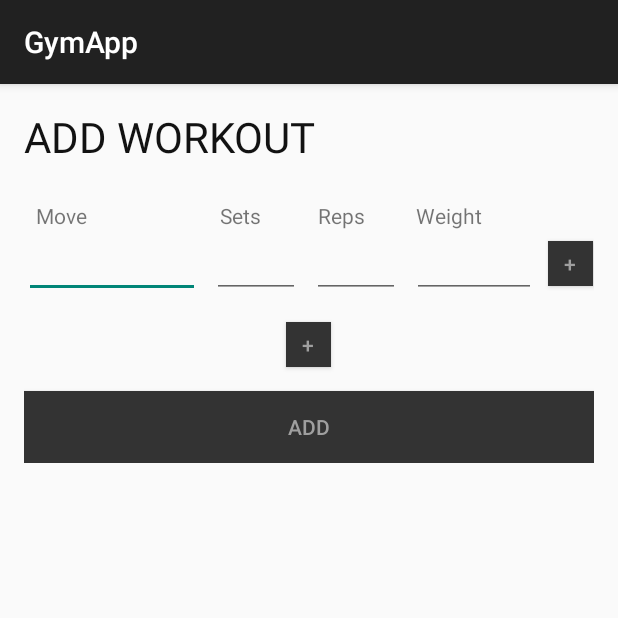
After one commit to Vilukissa/GymApp, an Android app: the fragment AddWorkoutFragment shown on its own in the app's theme, on a phone screen of 412 x 824 dp, the top half of it. The commit adds this screen. Run offline under Robolectric (Android 15) with nearby library versions, the phone set to English and light mode, and no system bars.

Commit message:
Add workout model and UI

```diff
--- a/app/src/main/java/com/calicode/gymapp/app/util/componentprovider/ComponentProvider.java
+++ b/app/src/main/java/com/calicode/gymapp/app/util/componentprovider/ComponentProvider.java
@@ -5,7 +5,8 @@ import com.calicode.gymapp.app.model.UserSessionManager;
 import com.calicode.gymapp.app.model.authentication.AuthenticationModel;
 import com.calicode.gymapp.app.model.login.LoginModel;
 import com.calicode.gymapp.app.model.logout.LogoutModel;
-import com.calicode.gymapp.app.model.workout.WorkoutDaysModel;
+import com.calicode.gymapp.app.model.workout.add.AddWorkoutDayModel;
+import com.calicode.gymapp.app.model.workout.days.WorkoutDaysModel;
 import com.calicode.gymapp.app.navigation.Navigator;
 import com.calicode.gymapp.app.network.VolleyHandler;
 import com.calicode.gymapp.app.util.Log;
@@ -83,5 +84,6 @@ public final class ComponentProvider implements ComponentInitializer {
         addComponent(new LoginModel());
         addComponent(new LogoutModel());
         addComponent(new WorkoutDaysModel());
+        addComponent(new AddWorkoutDayModel());
     }
 }
--- a/app/src/main/java/com/calicode/gymapp/app/view/mainmenu/MenuFragment.java
+++ b/app/src/main/java/com/calicode/gymapp/app/view/mainmenu/MenuFragment.java
@@ -42,6 +42,7 @@ public class MenuFragment extends BaseFragment implements OnClickListener {
                 navigateToLocation(NavigationLocation.WORKOUT_DAYS);
                 break;
             case R.id.addWorkoutButton:
+                navigateToLocation(NavigationLocation.ADD_WORKOUT);
                 break;
             case R.id.logoutButton:
                 ComponentProvider.get().getComponent(LogoutModel.class).logout();
--- /dev/null
+++ b/app/src/main/java/com/calicode/gymapp/app/view/workout/AddWorkoutFragment.java
@@ -0,0 +1,173 @@
+package com.calicode.gymapp.app.view.workout;
+
+import android.os.Bundle;
+import android.view.LayoutInflater;
+import android.view.View;
+import android.view.View.OnClickListener;
+import android.view.ViewGroup;
+import android.view.ViewParent;
+import android.widget.Button;
+import android.widget.EditText;
+import android.widget.LinearLayout;
+import android.widget.TextView;
+
+import com.calicode.gymapp.app.R;
+import com.calicode.gymapp.app.model.workout.WorkoutMove;
+import com.calicode.gymapp.app.model.workout.WorkoutSet;
+import com.calicode.gymapp.app.model.workout.add.AddWorkoutDayModel;
+import com.calicode.gymapp.app.util.componentprovider.ComponentProvider;
+import com.calicode.gymapp.app.view.BaseFragment;
+
+import java.util.ArrayList;
+import java.util.List;
+
+public class AddWorkoutFragment extends BaseFragment implements OnClickListener {
+
+    private LinearLayout mMovesContainer;
+    private OnClickListener mSetRowAddButtonOnClickListener = new OnClickListener() {
+        @Override
+        public void onClick(View setRowAddButton) {
+            LinearLayout moveRowItem = (LinearLayout) setRowAddButton.getTag();
+            int setRowItemCount = ((LinearLayout) moveRowItem.findViewById(R.id.setRowContainer)).getChildCount();
+
+            setRowAddButton.setOnClickListener(mSetWorRemoveButtonOnClickListener);
+            ((Button) setRowAddButton).setText("-");
+
+            if (setRowItemCount < 8) {
+                addSetRowItem(moveRowItem);
+            }
+        }
+    };
+
+    private OnClickListener mSetWorRemoveButtonOnClickListener = new OnClickListener() {
+        @Override
+        public void onClick(View setRowRemoveButton) {
+            LinearLayout moveRowItem = (LinearLayout) setRowRemoveButton.getTag();
+            LinearLayout setRowContainer = (LinearLayout) moveRowItem.findViewById(R.id.setRowContainer);
+            if (moveRowItem != null && setRowContainer != null) {
+                int setRowItemCount = setRowContainer.getChildCount();
+                View setRowItem = (View) setRowRemoveButton.getParent();
+
+                if (setRowItemCount > 1) {
+                    String moveName = ((TextView) setRowItem.findViewById(R.id.moveNameEditText)).getText().toString();
+                    EditText firstViewBeforeRemove = (EditText) setRowContainer.getChildAt(0)
+                            .findViewById(R.id.moveNameEditText);
+
+                    setRowContainer.removeView(setRowItem);
+
+                    EditText firstViewAfterRemove = (EditText) setRowContainer.getChildAt(0)
+                            .findViewById(R.id.moveNameEditText);
+
+                    firstViewAfterRemove.setVisibility(View.VISIBLE);
+
+                    if (!firstViewBeforeRemove.equals(firstViewAfterRemove)) {
+                        firstViewAfterRemove.setText(moveName);
+                    }
+                }
+            }
+        }
+    };
+
+    @Override
+    protected boolean useProgressAndError() {
+        return false;
+    }
+
+    @Override
+    protected int getLayoutResource() {
+        return R.layout.add_workout;
+    }
+
+    @Override
+    public View onCreateView(LayoutInflater inflater, ViewGroup container, Bundle savedInstanceState) {
+        View view = super.onCreateView(inflater, container, savedInstanceState);
+
+        mMovesContainer = (LinearLayout) view.findViewById(R.id.workoutMoveRowContainer);
+        addMoveRowItem();
+
+        view.findViewById(R.id.addMoveButton).setOnClickListener(this);
+        view.findViewById(R.id.addWorkoutButton).setOnClickListener(this);
+
+        return view;
+    }
+
+    private void addMoveRowItem() {
+        View moveRowItem = LayoutInflater.from(getActivity())
+                .inflate(R.layout.add_workout_container_item, mMovesContainer, false);
+
+        if (moveRowItem != null) {
+            addSetRowItem((LinearLayout) moveRowItem);
+            mMovesContainer.addView(moveRowItem);
+        }
+    }
+
+    private void addSetRowItem(LinearLayout moveRowItem) {
+        LinearLayout setRowContainer = (LinearLayout) moveRowItem.findViewById(R.id.setRowContainer);
+        View setRowItem = LayoutInflater.from(getActivity()).inflate(R.layout.set_item, setRowContainer, false);
+
+        if (setRowItem != null) {
+            if (setRowContainer.getChildCount() > 0) {
+                setRowItem.findViewById(R.id.moveNameEditText).setVisibility(View.INVISIBLE);
+            }
+            View addSetButton = setRowItem.findViewById(R.id.addSetButton);
+            addSetButton.setOnClickListener(mSetRowAddButtonOnClickListener);
+            addSetButton.setTag(moveRowItem);
+            setRowContainer.addView(setRowItem);
+        }
+    }
+
+    @Override
+    public void onClick(View view) {
+        switch (view.getId()) {
+            case R.id.addMoveButton:
+                addMoveRowItem();
+                break;
+            case R.id.addWorkoutButton:
+                addWorkout();
+                break;
+        }
+    }
+
+    private void addWorkout() {
+        // TODO: day field
+        String day = "28.02.2014";
+
+        List<WorkoutMove> moves = buildMoveList();
+        ComponentProvider.get().getComponent(AddWorkoutDayModel.class).addWorkout(day, moves);
+    }
+
+    private List<WorkoutMove> buildMoveList() {
+        List<WorkoutMove> moves = new ArrayList<WorkoutMove>();
+        int moveCount = mMovesContainer.getChildCount();
+
+        for (int i = 0; i < moveCount; ++i) {
+            LinearLayout moveItem = (LinearLayout) mMovesContainer.getChildAt(i).findViewById(R.id.setRowContainer);
+
+            List<WorkoutSet> sets = new ArrayList<WorkoutSet>();
+            int setCount = moveItem.getChildCount();
+            TextView nameField = null;
+
+            for (int z = 0; z < setCount; ++z) {
+                View setItem = moveItem.getChildAt(z);
+                if (z == 0) {
+                    nameField = (TextView) setItem.findViewById(R.id.moveNameEditText);
+                }
+                TextView setCountField = (TextView) setItem.findViewById(R.id.moveSetCountEditText);
+                TextView repCountField = (TextView) setItem.findViewById(R.id.moveRepCountEditText);
+                TextView weightField = (TextView) setItem.findViewById(R.id.moveWeightEditText);
+
+                WorkoutSet set = WorkoutSet.build(
+                        setCountField.getText().toString(),
+                        repCountField.getText().toString(),
+                        weightField.getText().toString());
+                sets.add(set);
+            }
+            WorkoutMove move = WorkoutMove.build(
+                    nameField.getText().toString(),
+                    sets);
+            moves.add(move);
+        }
+
+        return moves;
+    }
+}
--- /dev/null
+++ b/app/src/main/res/layout/add_workout.xml
@@ -0,0 +1,46 @@
+<?xml version="1.0" encoding="utf-8"?>
+
+<ScrollView xmlns:android="http://schemas.android.com/apk/res/android"
+    android:layout_width="match_parent"
+    android:layout_height="match_parent"
+    android:clipToPadding="false">
+
+    <LinearLayout
+        android:layout_width="match_parent"
+        android:layout_height="wrap_content"
+        android:orientation="vertical"
+        android:padding="16dp">
+
+        <TextView
+            style="@style/Text28Black"
+            android:layout_width="match_parent"
+            android:layout_height="wrap_content"
+            android:layout_marginBottom="24dp"
+            android:text="@string/menu_add_workout"/>
+
+        <LinearLayout
+            android:id="@+id/workoutMoveRowContainer"
+            android:layout_width="match_parent"
+            android:layout_height="wrap_content"
+            android:orientation="vertical"/>
+
+        <Button
+            android:id="@+id/addMoveButton"
+            style="@style/CommonButton"
+            android:layout_gravity="center"
+            android:layout_width="30dp"
+            android:layout_height="30dp"
+            android:text="+"/>
+
+        <Space
+            android:layout_width="match_parent"
+            android:layout_height="16dp"/>
+
+        <Button
+            android:id="@+id/addWorkoutButton"
+            style="@style/CommonButton"
+            android:layout_width="match_parent"
+            android:layout_height="wrap_content"
+            android:text="@string/workout_add"/>
+    </LinearLayout>
+</ScrollView>
--- /dev/null
+++ b/app/src/main/res/layout/add_workout_container_item.xml
@@ -0,0 +1,72 @@
+<?xml version="1.0" encoding="utf-8"?>
+
+<LinearLayout xmlns:android="http://schemas.android.com/apk/res/android"
+    android:layout_width="match_parent"
+    android:layout_height="wrap_content"
+    android:orientation="vertical">
+
+    <LinearLayout
+        android:layout_width="match_parent"
+        android:layout_height="wrap_content"
+        android:orientation="horizontal"
+        android:gravity="center">
+
+        <Space
+            android:layout_width="8dp"
+            android:layout_height="wrap_content"/>
+
+        <TextView
+            android:layout_width="0dp"
+            android:layout_height="wrap_content"
+            android:layout_weight="1"
+            android:text="@string/move_name"/>
+
+        <Space
+            android:layout_width="8dp"
+            android:layout_height="wrap_content"/>
+
+        <TextView
+            android:layout_width="0dp"
+            android:layout_height="wrap_content"
+            android:layout_weight="0.5"
+            android:text="@string/move_sets"/>
+
+        <Space
+            android:layout_width="8dp"
+            android:layout_height="wrap_content"/>
+
+        <TextView
+            android:layout_width="0dp"
+            android:layout_height="wrap_content"
+            android:layout_weight="0.5"
+            android:text="@string/move_reps"/>
+
+        <Space
+            android:layout_width="8dp"
+            android:layout_height="wrap_content"/>
+
+        <TextView
+            android:layout_width="0dp"
+            android:layout_height="wrap_content"
+            android:layout_weight="0.7"
+            android:text="@string/move_weight"/>
+
+        <Space
+            android:layout_width="8dp"
+            android:layout_height="wrap_content"/>
+
+        <Space
+            android:layout_width="30dp"
+            android:layout_height="wrap_content"/>
+    </LinearLayout>
+
+    <LinearLayout
+        android:id="@+id/setRowContainer"
+        android:layout_width="match_parent"
+        android:layout_height="wrap_content"
+        android:orientation="vertical"/>
+
+    <Space
+        android:layout_width="match_parent"
+        android:layout_height="16dp"/>
+</LinearLayout>
--- /dev/null
+++ b/app/src/main/res/layout/set_item.xml
@@ -0,0 +1,62 @@
+<?xml version="1.0" encoding="utf-8"?>
+
+<LinearLayout xmlns:android="http://schemas.android.com/apk/res/android"
+    android:orientation="horizontal"
+    android:layout_width="match_parent"
+    android:layout_height="wrap_content"
+    android:gravity="center">
+
+    <EditText
+        android:id="@+id/moveNameEditText"
+        android:layout_width="0dp"
+        android:layout_height="wrap_content"
+        android:layout_weight="1"/>
+
+    <Space
+        android:layout_width="8dp"
+        android:layout_height="wrap_content"/>
+
+    <EditText
+        android:id="@+id/moveSetCountEditText"
+        android:layout_width="0dp"
+        android:layout_height="wrap_content"
+        android:layout_weight="0.5"
+        android:maxEms="2"
+        android:inputType="number"/>
+
+    <Space
+        android:layout_width="8dp"
+        android:layout_height="wrap_content"/>
+
+    <EditText
+        android:id="@+id/moveRepCountEditText"
+        android:layout_width="0dp"
+        android:layout_height="wrap_content"
+        android:layout_weight="0.5"
+        android:maxEms="2"
+        android:inputType="number"/>
+
+    <Space
+        android:layout_width="8dp"
+        android:layout_height="wrap_content"/>
+
+    <EditText
+        android:id="@+id/moveWeightEditText"
+        android:layout_width="0dp"
+        android:layout_height="wrap_content"
+        android:layout_weight="0.7"
+        android:maxEms="6"
+        android:inputType="numberDecimal"/>
+
+    <Space
+        android:layout_width="8dp"
+        android:layout_height="wrap_content"/>
+
+    <Button
+        android:id="@+id/addSetButton"
+        style="@style/CommonButton"
+        android:layout_width="30dp"
+        android:layout_height="30dp"
+        android:text="+"/>
+
+</LinearLayout>
--- a/app/src/main/res/values/strings.xml
+++ b/app/src/main/res/values/strings.xml
@@ -16,9 +16,11 @@
     <string name="menu_add_workout">ADD WORKOUT</string>
     <string name="menu_logout">LOGOUT</string>
 
+    <string name="move_name">Move</string>
     <string name="move_reps">Reps</string>
     <string name="move_sets">Sets</string>
-    <string name="move_weight">Weight [kg]</string>
+    <string name="move_weight">Weight</string>
 
     <string name="workout_title">WORKOUT</string>
+    <string name="workout_add">Add</string>
 </resources>
```
Also changed, not shown: app/src/main/java/com/calicode/gymapp/app/model/OperationCreator.java (+10 -1 lines), app/src/main/java/com/calicode/gymapp/app/model/workout/add/AddWorkoutDayModel.java (added, +31 -0 lines), app/src/main/java/com/calicode/gymapp/app/model/workout/add/AddWorkoutDayOperation.java (added, +31 -0 lines), app/src/main/java/com/calicode/gymapp/app/model/workout/add/AddWorkoutDayPostData.java (added, +21 -0 lines), app/src/main/java/com/calicode/gymapp/app/navigation/NavigationLocation.java (+5 -3 lines).
